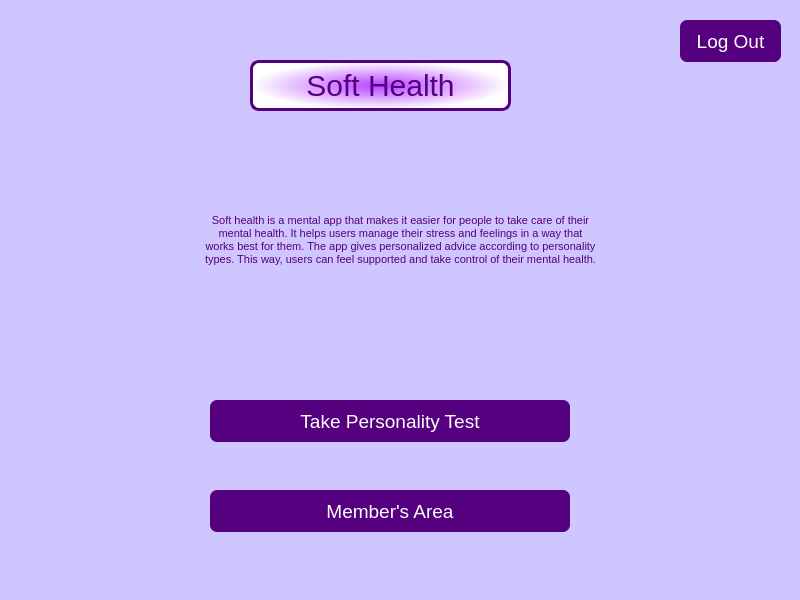
lakshmivishal9496/Soft-Health, file static/mainmenu.ui: the form before one commit.
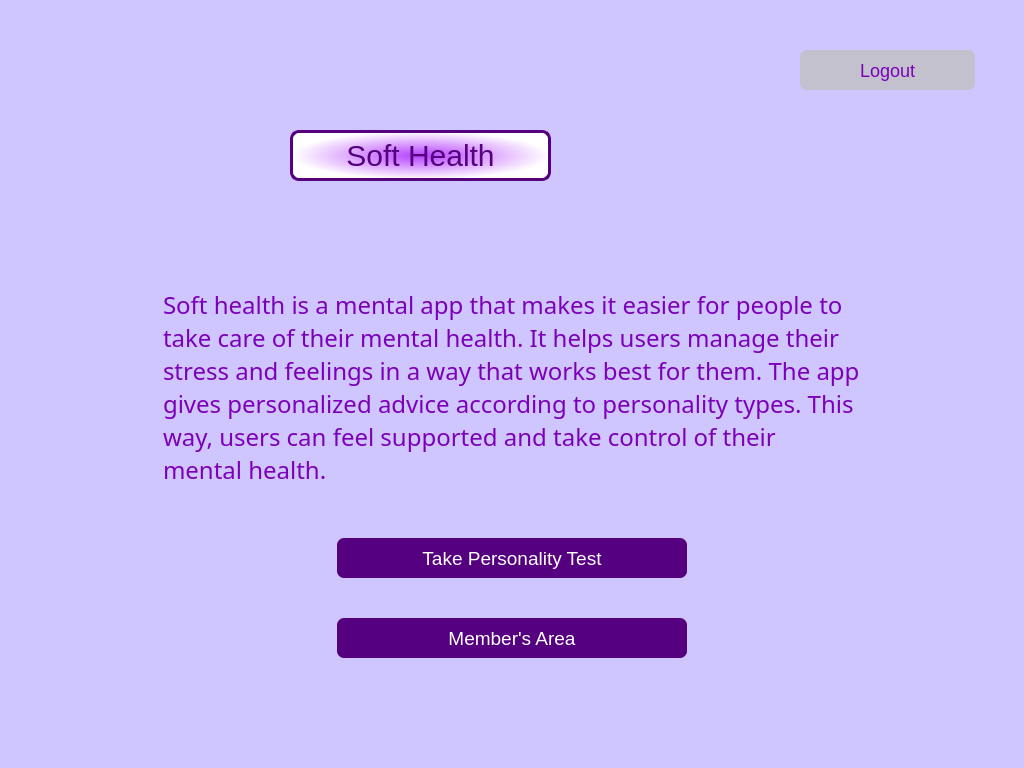
The form after the commit.

```diff
--- a/static/mainmenu.ui
+++ b/static/mainmenu.ui
@@ -6,8 +6,8 @@
    <rect>
     <x>0</x>
     <y>0</y>
-    <width>800</width>
-    <height>600</height>
+    <width>1024</width>
+    <height>768</height>
    </rect>
   </property>
   <property name="windowTitle">
@@ -17,32 +17,11 @@
    <string notr="true">background-color:rgb(207, 197, 255);
 border-radius: 9px;</string>
   </property>
-  <widget class="QTextEdit" name="textEdit">
-   <property name="geometry">
-    <rect>
-     <x>200</x>
-     <y>210</y>
-     <width>401</width>
-     <height>181</height>
-    </rect>
-   </property>
-   <property name="styleSheet">
-    <string notr="true">background-color:rgb(207, 197, 255);
-color:rgb(85, 0, 127)</string>
-   </property>
-   <property name="html">
-    <string>&lt;!DOCTYPE HTML PUBLIC &quot;-//W3C//DTD HTML 4.0//EN&quot; &quot;http://www.w3.org/TR/REC-html40/strict.dtd&quot;&gt;
-&lt;html&gt;&lt;head&gt;&lt;meta name=&quot;qrichtext&quot; content=&quot;1&quot; /&gt;&lt;style type=&quot;text/css&quot;&gt;
-p, li { white-space: pre-wrap; }
-&lt;/style&gt;&lt;/head&gt;&lt;body style=&quot; font-family:'MS Shell Dlg 2'; font-size:8pt; font-weight:400; font-style:normal;&quot;&gt;
-&lt;p align=&quot;center&quot; style=&quot; margin-top:0px; margin-bottom:0px; margin-left:0px; margin-right:0px; -qt-block-indent:0; text-indent:0px;&quot;&gt;Soft health is a mental app that makes it easier for people to take care of their mental health. It helps users manage their stress and feelings in a way that works best for them. The app gives personalized advice according to personality types. This way, users can feel supported and take control of their mental health.&lt;/p&gt;&lt;/body&gt;&lt;/html&gt;</string>
-   </property>
-  </widget>
   <widget class="QLabel" name="label">
    <property name="geometry">
     <rect>
-     <x>250</x>
-     <y>60</y>
+     <x>290</x>
+     <y>130</y>
      <width>261</width>
      <height>51</height>
     </rect>
@@ -64,10 +43,10 @@
   <widget class="QPushButton" name="b5">
    <property name="geometry">
     <rect>
-     <x>210</x>
-     <y>400</y>
-     <width>360</width>
-     <height>42</height>
+     <x>337</x>
+     <y>538</y>
+     <width>350</width>
+     <height>40</height>
     </rect>
    </property>
    <property name="font">
@@ -94,10 +73,10 @@
   <widget class="QPushButton" name="b9">
    <property name="geometry">
     <rect>
-     <x>210</x>
-     <y>490</y>
-     <width>360</width>
-     <height>42</height>
+     <x>337</x>
+     <y>618</y>
+     <width>350</width>
+     <height>40</height>
     </rect>
    </property>
    <property name="font">
@@ -124,10 +103,10 @@
   <widget class="QPushButton" name="b5_2">
    <property name="geometry">
     <rect>
-     <x>680</x>
-     <y>20</y>
-     <width>101</width>
-     <height>42</height>
+     <x>800</x>
+     <y>50</y>
+     <width>175</width>
+     <height>40</height>
     </rect>
    </property>
    <property name="font">
@@ -137,18 +116,41 @@
    </property>
    <property name="styleSheet">
     <string notr="true">QPushButton#b5_2{
-background-color:rgb(85, 0, 127);
-color: rgb(255, 255, 255);
-font-size: 19px;
+background-color:rgb(192, 192, 192,200);
+color:rgb(124, 0, 186);
+font-size: 18px;
 border-radius : 7px;
 
 }
 QPushButton#b5_2: pressed {
 background-color: rgb(117, 71, 255);
-}</string>
+}
+</string>
    </property>
    <property name="text">
-    <string>Log Out</string>
+    <string>Logout</string>
+   </property>
+  </widget>
+  <widget class="QLabel" name="label_2">
+   <property name="geometry">
+    <rect>
+     <x>163</x>
+     <y>283</y>
+     <width>698</width>
+     <height>208</height>
+    </rect>
+   </property>
+   <property name="styleSheet">
+    <string notr="true">background-color:rgb(192, 192, 192,0);
+font-size: 24px;
+font-family:Sura;
+color:rgb(124, 0, 186);</string>
+   </property>
+   <property name="text">
+    <string>Soft health is a mental app that makes it easier for people to take care of their mental health. It helps users manage their stress and feelings in a way that works best for them. The app gives personalized advice according to personality types. This way, users can feel supported and take control of their mental health.</string>
+   </property>
+   <property name="wordWrap">
+    <bool>true</bool>
    </property>
   </widget>
  </widget>
```
